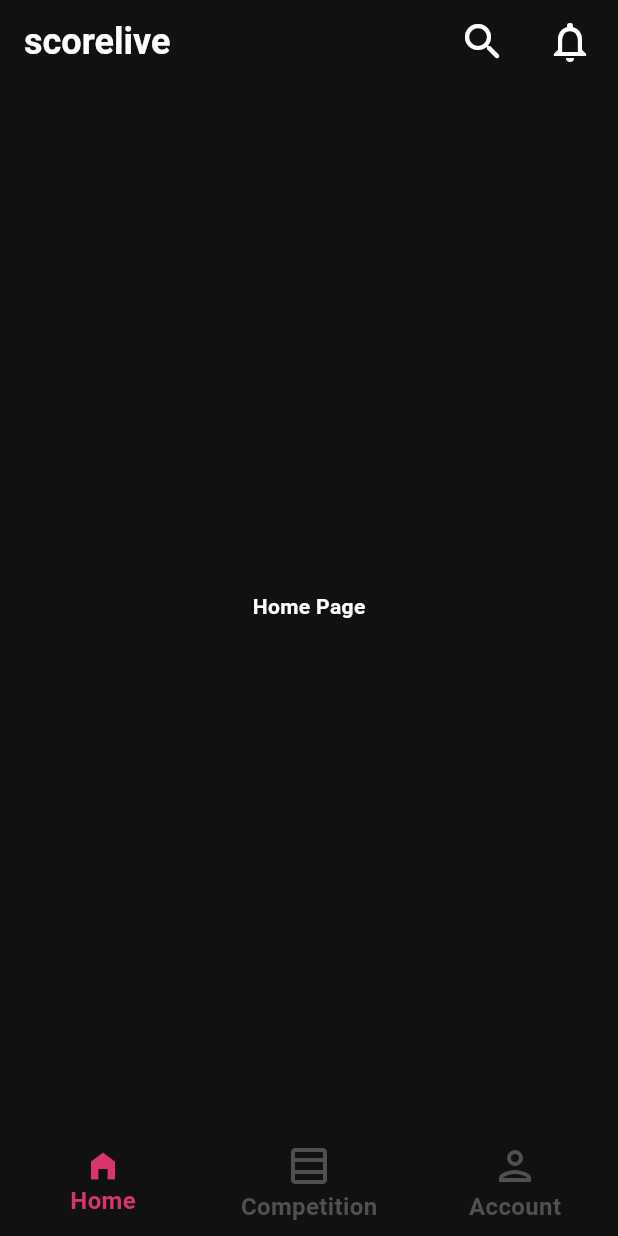
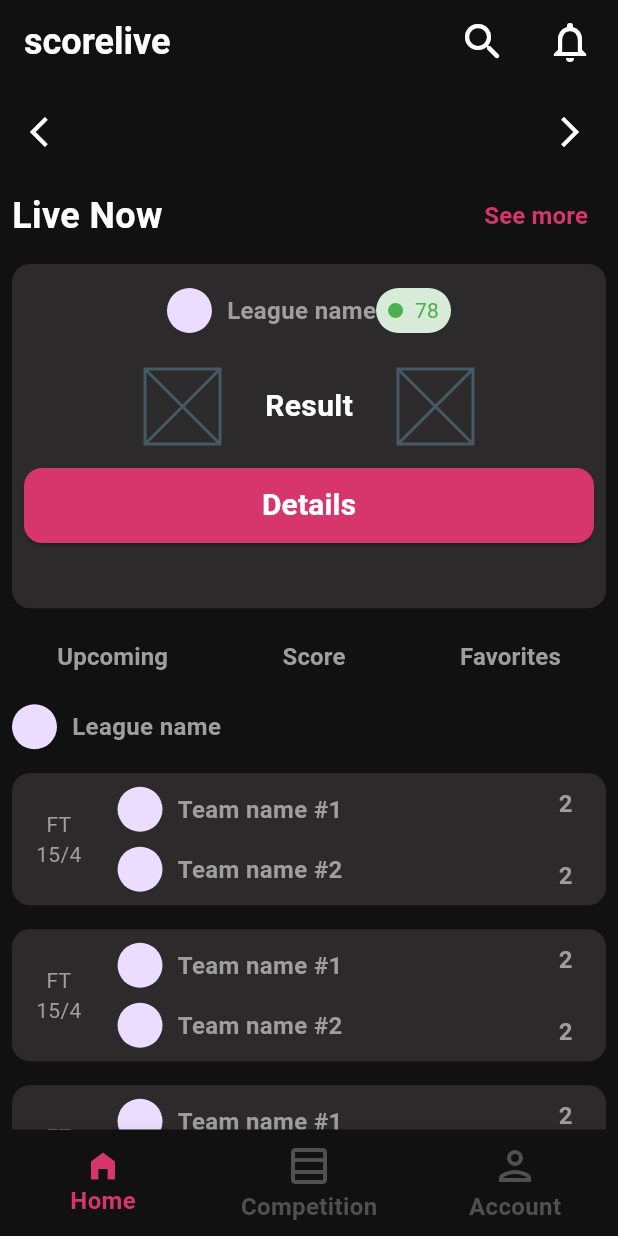
Before and after one commit to kubaolszewski/score_live, a Flutter app: the screen it shows after launch, on a phone screen of 412 x 824 dp. Run offline on Flutter 3.47's test engine with Material 2 defaults, Android fonts, the phone set to English and light mode, and no system bars; our stand-ins replace firebase_auth, firebase_core, flutter_bloc, flutter_modular; accounts and stored records are empty.

Commit message:
Create temporarily hardcoded home view

```diff
--- /dev/null
+++ b/lib/app/custom_widgets/live_match_tile.dart
@@ -0,0 +1,119 @@
+import 'package:flutter/material.dart';
+
+class LiveMatchTile extends StatelessWidget {
+  const LiveMatchTile({
+    super.key,
+  });
+
+  @override
+  Widget build(BuildContext context) {
+    return Padding(
+      padding: const EdgeInsets.all(8.0),
+      child: Container(
+        decoration: BoxDecoration(
+          color: const Color.fromARGB(255, 44, 42, 42),
+          borderRadius: BorderRadius.circular(12),
+        ),
+        child: Column(
+          children: [
+            Padding(
+              padding: const EdgeInsets.all(16.0),
+              child: Row(
+                mainAxisAlignment: MainAxisAlignment.spaceBetween,
+                children: [
+                  const Row(
+                    children: [
+                      CircleAvatar(
+                        radius: 15,
+                      ),
+                      SizedBox(width: 10),
+                      Text(
+                        'League name',
+                        style: TextStyle(
+                          color: Colors.grey,
+                          fontSize: 16,
+                          fontWeight: FontWeight.bold,
+                        ),
+                      )
+                    ],
+                  ),
+                  Container(
+                    height: 30,
+                    width: 50,
+                    decoration: BoxDecoration(
+                      borderRadius: BorderRadius.circular(24),
+                      color: const Color.fromARGB(255, 215, 235, 216),
+                    ),
+                    child: const Padding(
+                      padding: EdgeInsets.symmetric(horizontal: 8.0),
+                      child: Row(
+                        mainAxisAlignment: MainAxisAlignment.spaceBetween,
+                        children: [
+                          CircleAvatar(
+                            radius: 5,
+                            backgroundColor: Colors.green,
+                          ),
+                          Text(
+                            '78',
+                            style: TextStyle(color: Colors.green),
+                          ),
+                        ],
+                      ),
+                    ),
+                  ),
+                ],
+              ),
+            ),
+            const Padding(
+              padding: EdgeInsets.all(8.0),
+              child: Row(
+                mainAxisAlignment: MainAxisAlignment.center,
+                children: [
+                  Placeholder(
+                    fallbackHeight: 50,
+                    fallbackWidth: 50,
+                  ),
+                  SizedBox(width: 30),
+                  Text(
+                    'Result',
+                    style: TextStyle(
+                      color: Colors.white,
+                      fontSize: 20,
+                      fontWeight: FontWeight.bold,
+                    ),
+                  ),
+                  SizedBox(width: 30),
+                  Placeholder(
+                    fallbackHeight: 50,
+                    fallbackWidth: 50,
+                  ),
+                ],
+              ),
+            ),
+            Padding(
+              padding: const EdgeInsets.all(8.0),
+              child: ElevatedButton(
+                style: ElevatedButton.styleFrom(
+                  fixedSize: const Size(380, 50),
+                  shape: RoundedRectangleBorder(
+                    borderRadius: BorderRadius.circular(12),
+                  ),
+                  backgroundColor: const Color.fromARGB(255, 215, 54, 108),
+                ),
+                onPressed: () {},
+                child: const Text(
+                  'Details',
+                  style: TextStyle(
+                    color: Colors.white,
+                    fontSize: 20,
+                    fontWeight: FontWeight.bold,
+                  ),
+                ),
+              ),
+            )
+          ],
+        ),
+      ),
+    );
+  }
+}
--- /dev/null
+++ b/lib/app/custom_widgets/wide_match_tile.dart
@@ -0,0 +1,111 @@
+import 'package:flutter/material.dart';
+
+class WideMatchListTile extends StatelessWidget {
+  const WideMatchListTile({
+    super.key,
+  });
+
+  @override
+  Widget build(BuildContext context) {
+    return Padding(
+      padding: const EdgeInsets.all(8.0),
+      child: Container(
+        decoration: BoxDecoration(
+          color: const Color.fromARGB(255, 44, 42, 42),
+          borderRadius: BorderRadius.circular(12),
+        ),
+        child: const Row(
+          children: [
+            Padding(
+              padding: EdgeInsets.symmetric(vertical: 24.0, horizontal: 16.0),
+              child: Column(
+                children: [
+                  Text(
+                    'FT',
+                    style: TextStyle(color: Colors.grey),
+                  ),
+                  Text(
+                    '15/4',
+                    style: TextStyle(color: Colors.grey),
+                  ),
+                ],
+              ),
+            ),
+            Padding(
+              padding: EdgeInsets.all(8.0),
+              child: Column(
+                children: [
+                  Row(
+                    children: [
+                      CircleAvatar(
+                        radius: 15,
+                      ),
+                      SizedBox(width: 10),
+                      Text(
+                        'Team name #1',
+                        style: TextStyle(
+                          color: Colors.grey,
+                          fontSize: 16,
+                          fontWeight: FontWeight.bold,
+                        ),
+                      )
+                    ],
+                  ),
+                  SizedBox(height: 10),
+                  Row(
+                    children: [
+                      CircleAvatar(
+                        radius: 15,
+                      ),
+                      SizedBox(width: 10),
+                      Text(
+                        'Team name #2',
+                        style: TextStyle(
+                          color: Colors.grey,
+                          fontSize: 16,
+                          fontWeight: FontWeight.bold,
+                        ),
+                      ),
+                    ],
+                  )
+                ],
+              ),
+            ),
+            Padding(
+              padding: EdgeInsets.only(left: 136.0),
+              child: Column(
+                children: [
+                  Row(
+                    children: [
+                      Text(
+                        '2',
+                        style: TextStyle(
+                          color: Colors.grey,
+                          fontSize: 16,
+                          fontWeight: FontWeight.bold,
+                        ),
+                      ),
+                    ],
+                  ),
+                  SizedBox(height: 25),
+                  Row(
+                    children: [
+                      Text(
+                        '2',
+                        style: TextStyle(
+                          color: Colors.grey,
+                          fontSize: 16,
+                          fontWeight: FontWeight.bold,
+                        ),
+                      ),
+                    ],
+                  )
+                ],
+              ),
+            ),
+          ],
+        ),
+      ),
+    );
+  }
+}
--- a/lib/app/features/home/home.dart
+++ b/lib/app/features/home/home.dart
@@ -1,5 +1,6 @@
-
 import 'package:flutter/material.dart';
+import 'package:score_live/app/custom_widgets/live_match_tile.dart';
+import 'package:score_live/app/custom_widgets/wide_match_tile.dart';
 
 class HomePage extends StatelessWidget {
   const HomePage({
@@ -8,15 +9,135 @@ class HomePage extends StatelessWidget {
 
   @override
   Widget build(BuildContext context) {
-    return const Center(
+    return Center(
       child: Column(
-        mainAxisAlignment: MainAxisAlignment.center,
+        mainAxisAlignment: MainAxisAlignment.start,
         children: [
-          Text(
-            'Home Page',
-            style: TextStyle(
-              fontWeight: FontWeight.bold,
-              color: Colors.white,
+          Padding(
+            padding: const EdgeInsets.all(8.0),
+            child: Row(
+              mainAxisAlignment: MainAxisAlignment.spaceBetween,
+              children: [
+                IconButton(
+                  onPressed: () {},
+                  icon: const Icon(
+                    Icons.arrow_back_ios,
+                    color: Colors.white,
+                  ),
+                ),
+                IconButton(
+                  onPressed: () {},
+                  icon: const Icon(
+                    Icons.arrow_forward_ios,
+                    color: Colors.white,
+                  ),
+                )
+              ],
+            ),
+          ),
+          Padding(
+            padding: const EdgeInsets.symmetric(horizontal: 8.0),
+            child: Row(
+              mainAxisAlignment: MainAxisAlignment.spaceBetween,
+              children: [
+                const Text(
+                  'Live Now',
+                  style: TextStyle(
+                    fontWeight: FontWeight.bold,
+                    fontSize: 24,
+                    color: Colors.white,
+                  ),
+                ),
+                TextButton(
+                  onPressed: () {},
+                  child: const Text(
+                    'See more',
+                    style: TextStyle(
+                      color: Color.fromARGB(255, 215, 54, 108),
+                      fontSize: 16,
+                      fontWeight: FontWeight.bold,
+                    ),
+                  ),
+                )
+              ],
+            ),
+          ),
+          Expanded(
+            child: ListView(
+              scrollDirection: Axis.horizontal,
+              children: const [
+                LiveMatchTile(),
+                LiveMatchTile(),
+                LiveMatchTile(),
+              ],
+            ),
+          ),
+          Row(
+            mainAxisAlignment: MainAxisAlignment.spaceAround,
+            children: [
+              TextButton(
+                onPressed: () {},
+                child: const Text(
+                  'Upcoming',
+                  style: TextStyle(
+                    color: Colors.grey,
+                    fontSize: 16,
+                    fontWeight: FontWeight.bold,
+                  ),
+                ),
+              ),
+              TextButton(
+                onPressed: () {},
+                child: const Text(
+                  'Score',
+                  style: TextStyle(
+                    color: Colors.grey,
+                    fontSize: 16,
+                    fontWeight: FontWeight.bold,
+                  ),
+                ),
+              ),
+              TextButton(
+                onPressed: () {},
+                child: const Text(
+                  'Favorites',
+                  style: TextStyle(
+                    color: Colors.grey,
+                    fontSize: 16,
+                    fontWeight: FontWeight.bold,
+                  ),
+                ),
+              )
+            ],
+          ),
+          const Padding(
+            padding: EdgeInsets.all(8.0),
+            child: Row(
+              children: [
+                CircleAvatar(
+                  radius: 15,
+                ),
+                SizedBox(width: 10),
+                Text(
+                  'League name',
+                  style: TextStyle(
+                    color: Colors.grey,
+                    fontSize: 16,
+                    fontWeight: FontWeight.bold,
+                  ),
+                )
+              ],
+            ),
+          ),
+          Expanded(
+            child: ListView(
+              children: const [
+                WideMatchListTile(),
+                WideMatchListTile(),
+                WideMatchListTile(),
+                WideMatchListTile(),
+                WideMatchListTile(),
+              ],
             ),
           )
         ],
```
